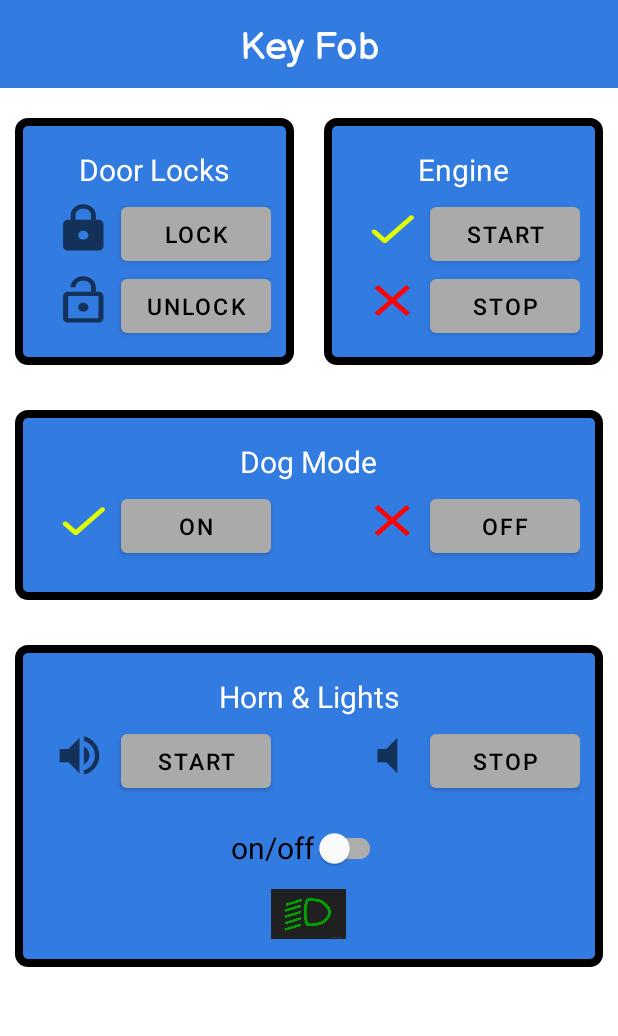
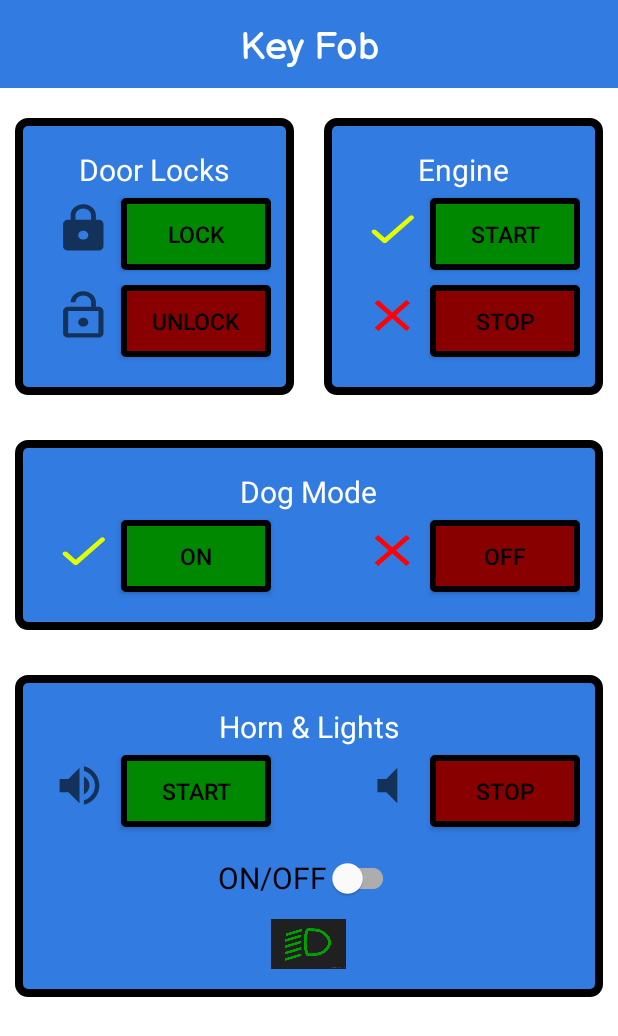
Before and after one commit to archnecro/InteractiveCarApp, an Android app: the KeyFobAct screen opened directly, with no data from a screen before it, on a phone screen of 412 x 824 dp. Shown: the top 1036 px of the screen. Run offline under Robolectric (Android 15) with nearby library versions, the phone set to English and light mode, and no system bars.

Commit message:
Programmed buttons in KeyFobAct.java

```diff
--- a/app/src/main/java/com/example/interactivecarapp/KeyFobAct.java
+++ b/app/src/main/java/com/example/interactivecarapp/KeyFobAct.java
@@ -2,13 +2,114 @@ package com.example.interactivecarapp;
 
 import androidx.appcompat.app.AppCompatActivity;
 
+import android.annotation.SuppressLint;
 import android.os.Bundle;
+import android.view.View;
+import android.widget.Button;
 
-public class KeyFobAct extends AppCompatActivity {
+public class KeyFobAct extends AppCompatActivity
+{
+    Button btnLock, btnUnlock, btnStart, btnStop, btnOn, btnOff, btnHornOn, btnHornOff;
 
     @Override
     protected void onCreate(Bundle savedInstanceState) {
         super.onCreate(savedInstanceState);
         setContentView(R.layout.activity_key_fob);
+        // Buttons
+        btnLock = findViewById(R.id.btnLock);
+        btnUnlock = findViewById(R.id.btnUnlock);
+        btnStart = findViewById(R.id.btnStart);
+        btnStop = findViewById(R.id.btnStop);
+        btnOn = findViewById(R.id.btnOn);
+        btnOff = findViewById(R.id.btnOff);
+        btnHornOn = findViewById(R.id.btnStartHorn);
+        btnHornOff = findViewById(R.id.btnStopHorn);
+
+        btnLock.setBackgroundResource(R.drawable.btngreen);
+        btnUnlock.setBackgroundResource(R.drawable.btnred);
+        btnStart.setBackgroundResource(R.drawable.btngreen);
+        btnStop.setBackgroundResource(R.drawable.btnred);
+        btnOn.setBackgroundResource(R.drawable.btngreen);
+        btnOff.setBackgroundResource(R.drawable.btnred);
+        btnHornOn.setBackgroundResource(R.drawable.btngreen);
+        btnHornOff.setBackgroundResource(R.drawable.btnred);
+
+        btnLock.setOnClickListener(new View.OnClickListener()
+        {
+            @Override
+            public void onClick(View view)
+            {
+                btnUnlock.setBackgroundResource(R.drawable.btngreen);
+                btnLock.setBackgroundResource(R.drawable.btnred);
+            }
+        });
+
+        btnUnlock.setOnClickListener(new View.OnClickListener()
+        {
+            @Override
+            public void onClick(View view)
+            {
+                btnLock.setBackgroundResource(R.drawable.btngreen);
+                btnUnlock.setBackgroundResource(R.drawable.btnred);
+            }
+        });
+
+        btnStart.setOnClickListener(new View.OnClickListener()
+        {
+            @Override
+            public void onClick(View view)
+            {
+                btnStop.setBackgroundResource(R.drawable.btngreen);
+                btnStart.setBackgroundResource(R.drawable.btnred);
+            }
+        });
+        btnStop.setOnClickListener(new View.OnClickListener()
+        {
+            @Override
+            public void onClick(View view)
+            {
+                btnStart.setBackgroundResource(R.drawable.btngreen);
+                btnStop.setBackgroundResource(R.drawable.btnred);
+            }
+        });
+        btnOn.setOnClickListener(new View.OnClickListener()
+        {
+            @Override
+            public void onClick(View view)
+            {
+                btnOff.setBackgroundResource(R.drawable.btngreen);
+                btnOn.setBackgroundResource(R.drawable.btnred);
+            }
+        });
+        btnOff.setOnClickListener(new View.OnClickListener()
+        {
+            @Override
+            public void onClick(View view)
+            {
+                btnOn.setBackgroundResource(R.drawable.btngreen);
+                btnOff.setBackgroundResource(R.drawable.btnred);
+            }
+        });
+        btnHornOn.setOnClickListener(new View.OnClickListener()
+        {
+            @Override
+            public void onClick(View view)
+            {
+                btnHornOff.setBackgroundResource(R.drawable.btngreen);
+                btnHornOn.setBackgroundResource(R.drawable.btnred);
+            }
+        });
+        btnHornOff.setOnClickListener(new View.OnClickListener()
+        {
+            @Override
+            public void onClick(View view)
+            {
+                btnHornOn.setBackgroundResource(R.drawable.btngreen);
+                btnHornOff.setBackgroundResource(R.drawable.btnred);
+            }
+        });
+
     }
+
+
 }
--- /dev/null
+++ b/app/src/main/res/drawable/btnborder2.xml
@@ -0,0 +1,11 @@
+<?xml version="1.0" encoding="utf-8"?>
+<shape
+    xmlns:android="http://schemas.android.com/apk/res/android"
+    android:shape="rectangle">
+    <solid android:color="#AAAAAA"/>
+    <stroke
+        android:width="4dp"
+        android:color="#000000" />
+    <corners
+        android:radius="1dp" />
+</shape>
--- /dev/null
+++ b/app/src/main/res/drawable/btngreen.xml
@@ -0,0 +1,11 @@
+<?xml version="1.0" encoding="utf-8"?>
+<shape
+    xmlns:android="http://schemas.android.com/apk/res/android"
+    android:shape="rectangle">
+    <solid android:color="#008800"/>
+    <stroke
+        android:width="4dp"
+        android:color="#000000" />
+    <corners
+        android:radius="1dp" />
+</shape>
--- /dev/null
+++ b/app/src/main/res/drawable/btnred.xml
@@ -0,0 +1,11 @@
+<?xml version="1.0" encoding="utf-8"?>
+<shape
+    xmlns:android="http://schemas.android.com/apk/res/android"
+    android:shape="rectangle">
+    <solid android:color="#880000"/>
+    <stroke
+        android:width="4dp"
+        android:color="#000000" />
+    <corners
+        android:radius="1dp" />
+</shape>
--- a/app/src/main/res/layout/activity_key_fob.xml
+++ b/app/src/main/res/layout/activity_key_fob.xml
@@ -13,14 +13,14 @@
         android:background="@drawable/background"
         android:padding="15dp">
 
-        <Button
+        <android.widget.Button
             android:id="@+id/btnLock"
             style="@style/btnstyle1"
             android:layout_below="@id/tvDL"
             android:layout_toEndOf="@id/imgLock"
             android:text="@string/lock" />
 
-        <Button
+        <android.widget.Button
             android:id="@+id/btnUnlock"
             style="@style/btnstyle1"
             android:layout_below="@id/btnLock"
@@ -68,14 +68,14 @@
         android:background="@drawable/background"
         android:padding="15dp">
 
-        <Button
+        <android.widget.Button
             android:id="@+id/btnStart"
             style="@style/btnstyle1"
             android:layout_below="@id/tv3"
             android:layout_toEndOf="@id/imgStart"
             android:text="@string/start" />
 
-        <Button
+        <android.widget.Button
             android:id="@+id/btnStop"
             style="@style/btnstyle1"
             android:layout_below="@id/btnStart"
@@ -122,7 +122,7 @@
         android:background="@drawable/background"
         android:padding="15dp">
 
-        <Button
+        <android.widget.Button
             android:id="@+id/btnOn"
             style="@style/btnstyle1"
             android:layout_below="@id/tvDM"
@@ -130,10 +130,11 @@
             android:layout_toEndOf="@id/imgOn"
             android:text="@string/on" />
 
-        <Button
+        <android.widget.Button
             android:id="@+id/btnOff"
             style="@style/btnstyle1"
             android:layout_alignBottom="@id/btnOn"
+            android:layout_alignBaseline="@id/btnOn"
             android:layout_alignParentEnd="true"
             android:text="@string/off" />
 
@@ -178,17 +179,18 @@
         android:background="@drawable/background"
         android:padding="15dp">
 
-        <Button
+        <android.widget.Button
             android:id="@+id/btnStartHorn"
             style="@style/btnstyle1"
             android:layout_below="@id/tvHL"
             android:layout_toEndOf="@id/imgStartHorn"
             android:text="@string/start" />
 
-        <Button
+        <android.widget.Button
             android:id="@+id/btnStopHorn"
             style="@style/btnstyle1"
             android:layout_alignBottom="@id/btnStartHorn"
+            android:layout_alignBaseline="@id/btnStartHorn"
             android:layout_alignParentEnd="true"
             android:text="@string/stop" />
 
@@ -238,7 +240,8 @@
             android:layout_centerHorizontal="true"
             android:layout_marginTop="10dp"
             android:text="@string/on_off"
-            android:textSize="20sp" />
+            android:textSize="20sp"
+            android:theme="@style/switch_style"/>
 
     </RelativeLayout>
 
--- a/app/src/main/res/layout/activity_login.xml
+++ b/app/src/main/res/layout/activity_login.xml
@@ -40,7 +40,8 @@
         android:layout_width="wrap_content"
         android:layout_height="wrap_content"
         android:layout_below="@id/etPass"
-        android:layout_alignParentRight="true" />
+        android:layout_alignParentRight="true"
+        android:theme="@style/switch_style"/>
 
     <TextView
         android:id="@+id/tvError"
--- a/app/src/main/res/values/btn_style.xml
+++ b/app/src/main/res/values/btn_style.xml
@@ -11,8 +11,18 @@
     <style name="btnstyle1">
         <item name="android:layout_width">100dp</item>
         <item name="android:layout_height">wrap_content</item>
-        <item name="backgroundTint">#aaaaaa</item>
         <item name="android:textSize">15sp</item>
         <item name="android:textColor">@color/black</item>
+        <item name="android:background">@drawable/btnborder2</item>
+        <item name="android:layout_marginBottom">10dp</item>
+    </style>
+
+    <style name="btnstyleGreen">
+        <item name="android:layout_width">100dp</item>
+        <item name="android:layout_height">wrap_content</item>
+        <item name="android:textSize">15sp</item>
+        <item name="android:textColor">@color/black</item>
+        <item name="android:background">@drawable/btnborder2</item>
+        <item name="android:layout_marginBottom">10dp</item>
     </style>
 </resources>
--- a/app/src/main/res/values/strings.xml
+++ b/app/src/main/res/values/strings.xml
@@ -13,7 +13,7 @@
     <string name="on">On</string>
     <string name="off">Off</string>
     <string name="horn_lights">Horn &amp; Lights</string>
-    <string name="on_off">on/off</string>
+    <string name="on_off">ON/OFF</string>
     <string name="vehicle_status">Vehicle Status</string>
     <string name="fuel_level">Fuel Level</string>
     <string name="oil_life">Oil Life</string>
--- /dev/null
+++ b/app/src/main/res/values/switch_style.xml
@@ -0,0 +1,6 @@
+<?xml version="1.0" encoding="utf-8"?>
+<resources>
+    <style name="switch_style">
+        <item name="colorControlActivated">#008800</item>
+    </style>
+</resources>
```
